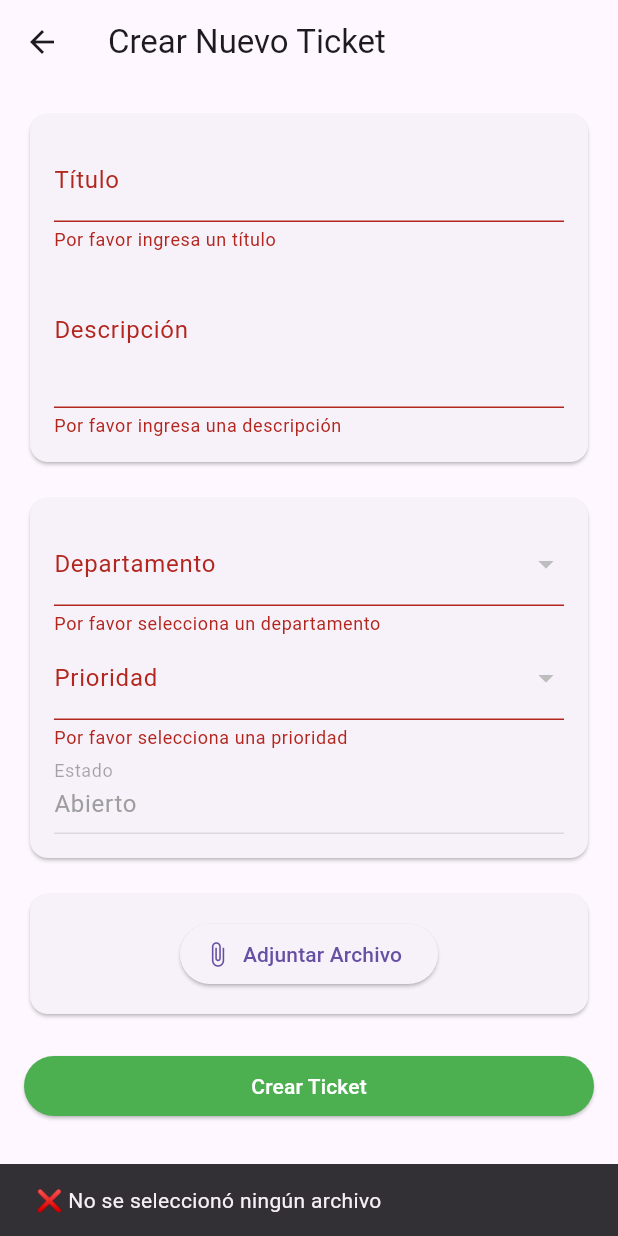
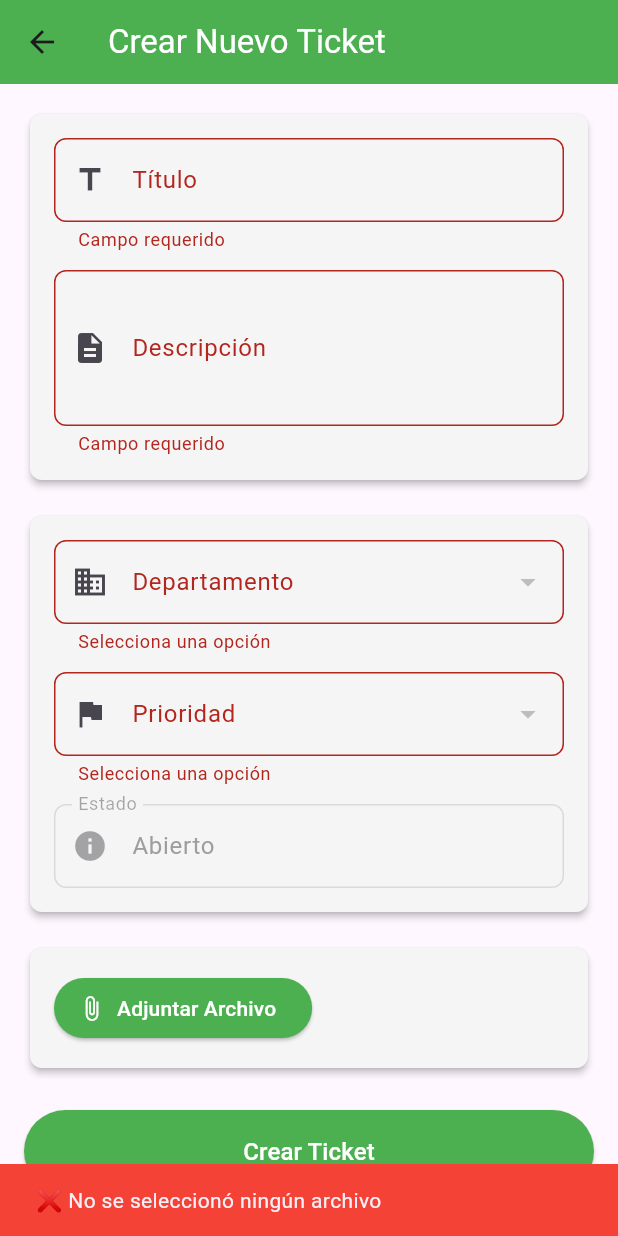
Before and after one commit to mbravot/LHTickets, a Flutter app: the TicketCreateScreen screen opened directly, after a tap on "Adjuntar Archivo", after a tap on "Crear Ticket", on a phone screen of 412 x 824 dp. Run offline on Flutter 3.47's test engine with Material 3 defaults, Android fonts, the phone set to English and light mode, and no system bars; our stand-ins replace file_picker, shared_preferences; accounts and stored records are empty; network calls fail.

Commit message:
mejoras 06-03

```diff
--- a/lib/screens/department_create_screen.dart
+++ b/lib/screens/department_create_screen.dart
@@ -23,12 +23,18 @@ class _DepartmentCreateScreenState extends State<DepartmentCreateScreen> {
       try {
         await apiService.crearDepartamento(_nombreController.text);
         ScaffoldMessenger.of(context).showSnackBar(
-          SnackBar(content: Text('✅ Departamento creado correctamente')),
+          SnackBar(
+            content: Text('✅ Departamento creado correctamente'),
+            backgroundColor: Colors.green,
+          ),
         );
         Navigator.pop(context, true); // Regresar y recargar la lista
       } catch (e) {
         ScaffoldMessenger.of(context).showSnackBar(
-          SnackBar(content: Text('❌ Error al crear el departamento: $e')),
+          SnackBar(
+            content: Text('❌ Error al crear el departamento: $e'),
+            backgroundColor: Colors.red,
+          ),
         );
       } finally {
         setState(() {
--- a/lib/screens/department_management_screen.dart
+++ b/lib/screens/department_management_screen.dart
@@ -89,12 +89,18 @@ class _DepartmentManagementScreenState
       try {
         await apiService.eliminarDepartamento(id);
         ScaffoldMessenger.of(context).showSnackBar(
-          SnackBar(content: Text('✅ Departamento eliminado correctamente')),
+          SnackBar(
+            content: Text('✅ Departamento eliminado correctamente'),
+            backgroundColor: Colors.green,
+          ),
         );
         _loadDepartamentos(); // Recargar la lista
       } catch (e) {
         ScaffoldMessenger.of(context).showSnackBar(
-          SnackBar(content: Text('❌ Error al eliminar el departamento: $e')),
+          SnackBar(
+            content: Text('❌ Error al eliminar el departamento: $e'),
+            backgroundColor: Colors.red,
+          ),
         );
       }
     }
--- a/lib/screens/ticket_comments.dart
+++ b/lib/screens/ticket_comments.dart
@@ -45,7 +45,10 @@ class _TicketCommentsScreenState extends State<TicketCommentsScreen> {
       });
     } catch (e) {
       ScaffoldMessenger.of(context).showSnackBar(
-        SnackBar(content: Text('Error al agregar comentario: $e')),
+        SnackBar(
+          content: Text('Error al agregar comentario: $e'),
+          backgroundColor: Colors.red,
+        ),
       );
     } finally {
       setState(() {
--- a/lib/screens/ticket_create.dart
+++ b/lib/screens/ticket_create.dart
@@ -57,7 +57,10 @@ class _TicketCreateScreenState extends State<TicketCreateScreen> {
       });
     } catch (e) {
       ScaffoldMessenger.of(context).showSnackBar(
-        SnackBar(content: Text('Error al cargar los datos: $e')),
+        SnackBar(
+          content: Text('Error al cargar los datos: $e'),
+          backgroundColor: Colors.red,
+        ),
       );
       setState(() {
         _isFetchingData = false;
@@ -75,11 +78,17 @@ class _TicketCreateScreenState extends State<TicketCreateScreen> {
       });
 
       ScaffoldMessenger.of(context).showSnackBar(
-        SnackBar(content: Text('📂 Archivo seleccionado: $_nombreArchivo')),
+        SnackBar(
+          content: Text('📂 Archivo seleccionado: $_nombreArchivo'),
+          backgroundColor: Colors.green,
+        ),
       );
     } else {
       ScaffoldMessenger.of(context).showSnackBar(
-        SnackBar(content: Text('❌ No se seleccionó ningún archivo')),
+        SnackBar(
+          content: Text('❌ No se seleccionó ningún archivo'),
+          backgroundColor: Colors.red,
+        ),
       );
     }
   }
@@ -133,7 +142,10 @@ class _TicketCreateScreenState extends State<TicketCreateScreen> {
         }
       } catch (e) {
         ScaffoldMessenger.of(context).showSnackBar(
-          SnackBar(content: Text('❌ Error: $e')),
+          SnackBar(
+            content: Text('❌ Error: $e'),
+            backgroundColor: Colors.red,
+          ),
         );
       } finally {
         setState(() {
@@ -142,128 +154,100 @@ class _TicketCreateScreenState extends State<TicketCreateScreen> {
       }
     } else {
       ScaffoldMessenger.of(context).showSnackBar(
-        SnackBar(content: Text('⚠️ Por favor completa todos los campos')),
+        SnackBar(
+          content: Text('⚠️ Por favor completa todos los campos'),
+          backgroundColor: Colors.red,
+        ),
       );
     }
   }
 
   @override
+  @override
   Widget build(BuildContext context) {
+    const primaryColor = Colors.green;
+    const secondaryColor = Colors.white;
+
+    if (_isFetchingData) {
       return Scaffold(
-      appBar: AppBar(title: Text('Crear Nuevo Ticket')),
-      body: _isFetchingData
-          ? Center(child: CircularProgressIndicator())
-          : Padding(
-              padding: EdgeInsets.all(16.0),
+        appBar: AppBar(
+          title: const Text('Crear Nuevo Ticket',
+              style: TextStyle(color: secondaryColor)),
+          backgroundColor: primaryColor,
+        ),
+        body: const Center(child: CircularProgressIndicator()),
+      );
+    }
+
+    return Scaffold(
+      appBar: AppBar(
+        title: const Text('Crear Nuevo Ticket',
+            style: TextStyle(color: secondaryColor)),
+        backgroundColor: primaryColor,
+      ),
+      body: Padding(
+        padding: const EdgeInsets.all(16),
         child: Form(
           key: _formKey,
           child: ListView(
             children: [
-                    Card(
-                      child: Padding(
-                        padding: EdgeInsets.all(16.0),
-                        child: Column(
-                          children: [
-                            TextFormField(
-                              controller: _tituloController,
-                              decoration: InputDecoration(labelText: 'Título'),
-                              validator: (value) => value!.isEmpty
-                                  ? 'Por favor ingresa un título'
-                                  : null,
+              _buildCard([
+                _buildTextField(_tituloController, 'Título', Icons.title),
+                const SizedBox(height: 12),
+                _buildTextField(
+                    _descripcionController, 'Descripción', Icons.description,
+                    maxLines: 3),
+              ]),
+              const SizedBox(height: 16),
+              _buildCard([
+                _buildDropdown(
+                  label: 'Departamento',
+                  value: _departamento,
+                  items: departamentos,
+                  icon: Icons.business,
+                  onChanged: (v) => setState(() => _departamento = v),
                 ),
-                            TextFormField(
-                              controller: _descripcionController,
-                              decoration:
-                                  InputDecoration(labelText: 'Descripción'),
-                              maxLines: 3,
-                              validator: (value) => value!.isEmpty
-                                  ? 'Por favor ingresa una descripción'
-                                  : null,
+                const SizedBox(height: 12),
+                _buildDropdown(
+                  label: 'Prioridad',
+                  value: _prioridad,
+                  items: prioridades,
+                  icon: Icons.flag,
+                  onChanged: (v) => setState(() => _prioridad = v),
                 ),
-                          ],
-                        ),
-                      ),
-                    ),
-                    SizedBox(height: 16.0),
-                    Card(
-                      child: Padding(
-                        padding: EdgeInsets.all(16.0),
-                        child: Column(
-                          children: [
-                            DropdownButtonFormField<int>(
-                              value: _departamento,
-                              decoration:
-                                  InputDecoration(labelText: 'Departamento'),
-                              items: departamentos.map((departamento) {
-                                return DropdownMenuItem<int>(
-                                  value: departamento['id'],
-                                  child: Text(departamento['nombre']),
-                                );
-                              }).toList(),
-                              onChanged: (value) =>
-                                  setState(() => _departamento = value),
-                              validator: (value) => value == null
-                                  ? 'Por favor selecciona un departamento'
-                                  : null,
-                            ),
-                            DropdownButtonFormField<int>(
-                              value: _prioridad,
-                              decoration:
-                                  InputDecoration(labelText: 'Prioridad'),
-                              items: prioridades.map((prioridad) {
-                                return DropdownMenuItem<int>(
-                                  value: prioridad['id'],
-                                  child: Text(prioridad['nombre']),
-                                );
-                              }).toList(),
-                              onChanged: (value) =>
-                                  setState(() => _prioridad = value),
-                              validator: (value) => value == null
-                                  ? 'Por favor selecciona una prioridad'
-                                  : null,
-                            ),
-                            TextFormField(
-                              initialValue: "Abierto", // Mostrar el estado fijo
-                              decoration: InputDecoration(labelText: 'Estado'),
-                              enabled: false, // Bloquea la edición
-                              style: TextStyle(color: Colors.grey),
-                            ),
-                          ],
-                        ),
-                      ),
-                    ),
-                    SizedBox(height: 16.0),
-                    Card(
-                      child: Padding(
-                        padding: EdgeInsets.all(16.0),
-                        child: Column(
-                          children: [
+                const SizedBox(height: 12),
+                _buildReadonlyField('Estado', 'Abierto', Icons.info),
+              ]),
+              const SizedBox(height: 16),
+              _buildCard([
                 ElevatedButton.icon(
                   onPressed: _seleccionarArchivo,
-                              icon: Icon(Icons.attach_file),
-                              label: Text('Adjuntar Archivo'),
+                  icon: const Icon(Icons.attach_file),
+                  label: const Text('Adjuntar Archivo'),
+                  style: ElevatedButton.styleFrom(
+                    backgroundColor: primaryColor,
+                    foregroundColor: secondaryColor,
+                  ),
                 ),
                 if (_nombreArchivo != null)
                   Padding(
-                                padding: const EdgeInsets.only(top: 8.0),
+                    padding: const EdgeInsets.only(top: 8),
                     child: Text('📂 $_nombreArchivo',
-                                    style:
-                                        TextStyle(fontWeight: FontWeight.bold)),
+                        style: const TextStyle(fontWeight: FontWeight.bold)),
                   ),
-                          ],
-                        ),
-                      ),
-                    ),
-                    SizedBox(height: 20),
+              ]),
+              const SizedBox(height: 24),
               _isLoading
-                        ? Center(child: CircularProgressIndicator())
+                  ? const Center(child: CircularProgressIndicator())
                   : ElevatedButton(
                       onPressed: _submitForm,
                       style: ElevatedButton.styleFrom(
-                              backgroundColor: Colors.green, // 🔹 Fondo verde
-                              foregroundColor: Colors.white, // 🔹 Texto blanco
+                        backgroundColor: primaryColor,
+                        foregroundColor: secondaryColor,
+                        padding: const EdgeInsets.symmetric(vertical: 16),
                       ),
-                            child: Text('Crear Ticket'),
+                      child: const Text('Crear Ticket',
+                          style: TextStyle(fontSize: 16)),
                     ),
             ],
           ),
@@ -271,4 +255,70 @@ class _TicketCreateScreenState extends State<TicketCreateScreen> {
       ),
     );
   }
+
+  Widget _buildCard(List<Widget> children) {
+    return Card(
+      color: Colors.grey[100],
+      elevation: 2,
+      shape: RoundedRectangleBorder(borderRadius: BorderRadius.circular(8)),
+      child: Padding(
+        padding: const EdgeInsets.all(16),
+        child: Column(
+            crossAxisAlignment: CrossAxisAlignment.start, children: children),
+      ),
+    );
   }
+
+  Widget _buildTextField(
+      TextEditingController controller, String label, IconData icon,
+      {int maxLines = 1}) {
+    return TextFormField(
+      controller: controller,
+      maxLines: maxLines,
+      decoration: InputDecoration(
+        labelText: label,
+        prefixIcon: Icon(icon),
+        border: OutlineInputBorder(borderRadius: BorderRadius.circular(8)),
+      ),
+      validator: (v) => v == null || v.isEmpty ? 'Campo requerido' : null,
+    );
+  }
+
+  Widget _buildDropdown({
+    required String label,
+    required int? value,
+    required List<dynamic> items,
+    required IconData icon,
+    required ValueChanged<int?> onChanged,
+  }) {
+    return DropdownButtonFormField<int>(
+      value: value,
+      decoration: InputDecoration(
+        labelText: label,
+        prefixIcon: Icon(icon),
+        border: OutlineInputBorder(borderRadius: BorderRadius.circular(8)),
+      ),
+      items: items.map<DropdownMenuItem<int>>((item) {
+        return DropdownMenuItem<int>(
+          value: item['id'],
+          child: Text(item['nombre']),
+        );
+      }).toList(),
+      onChanged: onChanged,
+      validator: (v) => v == null ? 'Selecciona una opción' : null,
+    );
+  }
+
+  Widget _buildReadonlyField(String label, String value, IconData icon) {
+    return TextFormField(
+      initialValue: value,
+      enabled: false,
+      decoration: InputDecoration(
+        labelText: label,
+        prefixIcon: Icon(icon),
+        border: OutlineInputBorder(borderRadius: BorderRadius.circular(8)),
+      ),
+      style: const TextStyle(color: Colors.grey),
+    );
+  }
+}
```
Also changed, not shown: lib/main.dart (+8 -1 lines), lib/screens/agent_management_screen.dart (+8 -2 lines), lib/screens/change_password_screen.dart (+12 -3 lines), lib/screens/register_screen.dart (+9 -2 lines), lib/screens/ticket_detail_screen.dart (+29 -8 lines), lib/screens/ticket_edit.dart (+12 -9 lines), lib/screens/ticket_list.dart (+59 -13 lines), lib/screens/user_edit_screen.dart (+20 -5 lines). Lines whose indentation alone changed are shown as unchanged.
